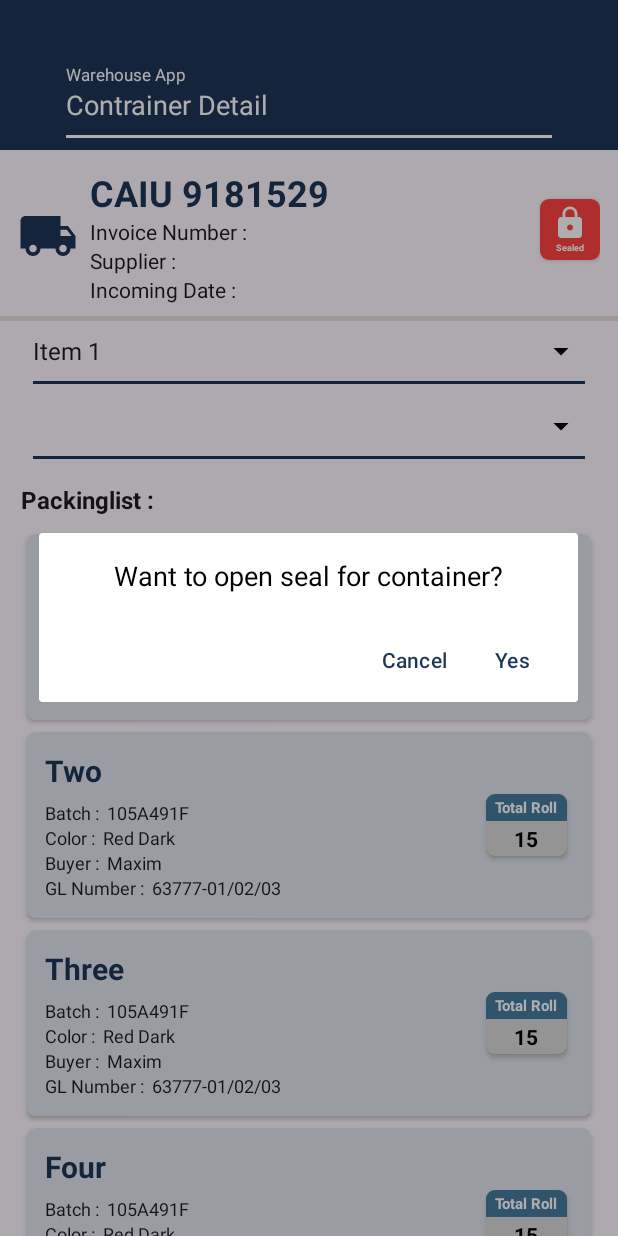
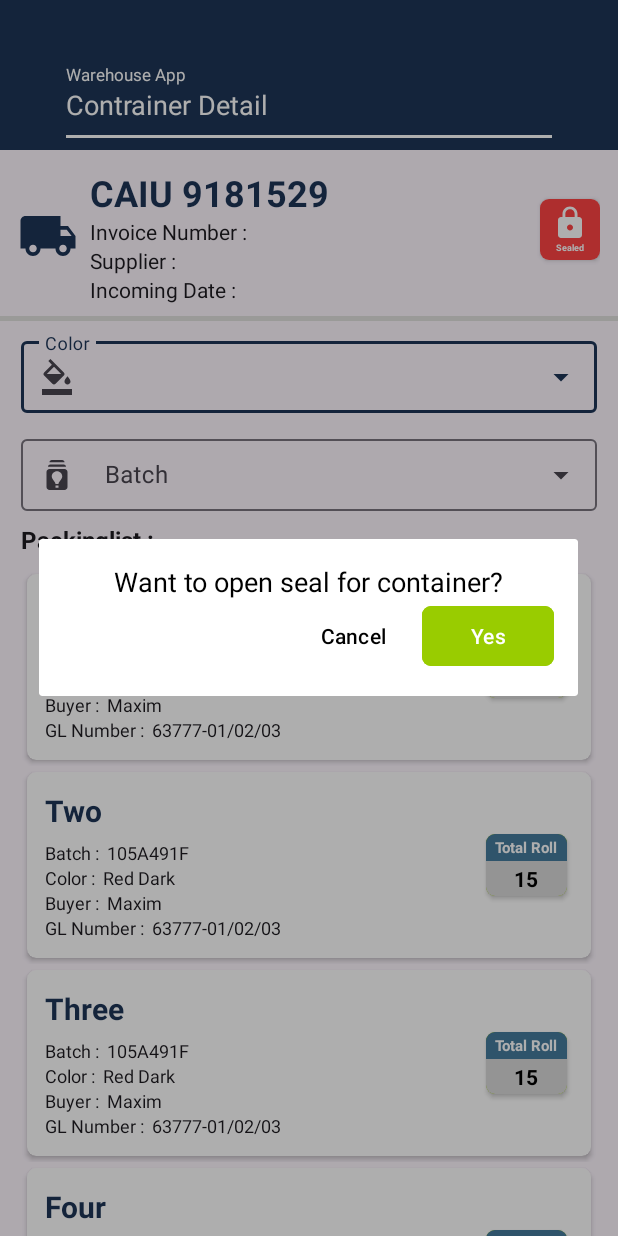
Before and after one commit to van-grafity/warehouse-android-gla, an Android app: the ContainerDetailActivity screen opened directly, with no data from a screen before it, after a tap on "Sealed", on a phone screen of 412 x 824 dp. Run offline under Robolectric (Android 15) with nearby library versions, the phone set to English and light mode, and no system bars; Roboto replaces fonts that are not available here.

Commit message:
custom spinner

```diff
--- a/app/src/main/java/com/app/ivansuhendra/warehousegla/ContainerDetailActivity.java
+++ b/app/src/main/java/com/app/ivansuhendra/warehousegla/ContainerDetailActivity.java
@@ -7,6 +7,7 @@ import android.view.View;
 import android.view.animation.Animation;
 import android.view.animation.AnimationUtils;
 import android.widget.ArrayAdapter;
+import android.widget.Button;
 import android.widget.TextView;
 
 import androidx.appcompat.app.AlertDialog;
@@ -25,6 +26,7 @@ import java.util.List;
 public class ContainerDetailActivity extends AppCompatActivity implements SealActionListener {
     private ActivityContainerDetailBinding binding;
     private PackingListAdapter mAdapter;
+    AlertDialog alertDialog;
 
     @Override
     protected void onCreate(Bundle savedInstanceState) {
@@ -37,14 +39,15 @@ public class ContainerDetailActivity extends AppCompatActivity implements SealAc
         populatePackingList();
 
         List<String> items = new ArrayList<>();
-        items.add("Item 1");
-        items.add("Item 2");
-        items.add("Item 3");
+        items.add("Mountain Spring");
+        items.add("63777-00");
+        items.add("LIGHT HTR GREY");
 
         // Adapter for the spinner
-        ArrayAdapter<String> adapter = new ArrayAdapter<>(this, android.R.layout.simple_spinner_item, items);
+        ArrayAdapter<String> adapter = new ArrayAdapter<>(this, R.layout.dropdown_item, items);
         adapter.setDropDownViewResource(android.R.layout.simple_spinner_dropdown_item);
-        binding.spinner.setAdapter(adapter);
+        binding.completeColor.setAdapter(adapter);
+        binding.completeBatch.setAdapter(adapter);
     }
 
     private void initializeViews() {
@@ -84,26 +87,32 @@ public class ContainerDetailActivity extends AppCompatActivity implements SealAc
     private void showOpenSealConfirmationDialog() {
         AlertDialog.Builder builder = new AlertDialog.Builder(this);
         View dialogView = LayoutInflater.from(this).inflate(R.layout.dialog_open_seal, null);
+
         builder.setView(dialogView);
 
         TextView textMessage = dialogView.findViewById(R.id.text_message);
+        Button btnYes = dialogView.findViewById(R.id.btn_yes);
+        Button btnCancel = dialogView.findViewById(R.id.btn_cancel);
         textMessage.setText(getString(R.string.want_to_open_seal));
 
-        builder.setPositiveButton(R.string.yes, new DialogInterface.OnClickListener() {
-                    public void onClick(DialogInterface dialog, int id) {
-                        onOpenSeal(true);
-                        dialog.dismiss();
-                    }
-                })
-                .setNegativeButton(R.string.cancel, new DialogInterface.OnClickListener() {
-                    public void onClick(DialogInterface dialog, int id) {
-                        onOpenSeal(false);
-                        dialog.dismiss();
-                    }
-                });
+        alertDialog = builder.create(); // Create AlertDialog instance
 
-        AlertDialog dialog = builder.create();
-        dialog.show();
+        btnCancel.setOnClickListener(v -> {
+            dismissDialog();
+        });
+
+        btnYes.setOnClickListener(v -> {
+            onOpenSeal(true);
+           dismissDialog();
+        });
+
+        alertDialog.show(); // Show the dialog
+    }
+
+    private void dismissDialog() {
+        if (alertDialog != null && alertDialog.isShowing()) {
+            alertDialog.dismiss();
+        }
     }
 
     private void handleOpenSealAction(boolean isUnlocking) {
--- /dev/null
+++ b/app/src/main/res/drawable/ic_batch.xml
@@ -0,0 +1,5 @@
+<vector android:height="24dp" android:tint="#008CFF"
+    android:viewportHeight="24" android:viewportWidth="24"
+    android:width="24dp" xmlns:android="http://schemas.android.com/apk/res/android">
+    <path android:fillColor="@android:color/white" android:pathData="M17,8H7c-1.1,0 -2,0.9 -2,2v10c0,1.1 0.9,2 2,2h10c1.1,0 2,-0.9 2,-2V10C19,8.9 18.1,8 17,8zM13,20.5h-2V19h2V20.5zM13,18h-2c0,-1.5 -2.5,-3 -2.5,-5c0,-1.93 1.57,-3.5 3.5,-3.5c1.93,0 3.5,1.57 3.5,3.5C15.5,15 13,16.5 13,18zM18,6.5H6v0C6,5.67 6.67,5 7.5,5h9C17.33,5 18,5.67 18,6.5L18,6.5zM17,3.5H7v0C7,2.67 7.67,2 8.5,2h7C16.33,2 17,2.67 17,3.5L17,3.5z"/>
+</vector>
--- /dev/null
+++ b/app/src/main/res/drawable/ic_color.xml
@@ -0,0 +1,5 @@
+<vector android:height="24dp" android:tint="#008CFF"
+    android:viewportHeight="24" android:viewportWidth="24"
+    android:width="24dp" xmlns:android="http://schemas.android.com/apk/res/android">
+    <path android:fillColor="@android:color/white" android:pathData="M16.56,8.94L7.62,0L6.21,1.41l2.38,2.38L3.44,8.94c-0.59,0.59 -0.59,1.54 0,2.12l5.5,5.5C9.23,16.85 9.62,17 10,17s0.77,-0.15 1.06,-0.44l5.5,-5.5C17.15,10.48 17.15,9.53 16.56,8.94zM5.21,10L10,5.21L14.79,10H5.21zM19,11.5c0,0 -2,2.17 -2,3.5c0,1.1 0.9,2 2,2s2,-0.9 2,-2C21,13.67 19,11.5 19,11.5zM2,20h20v4H2V20z"/>
+</vector>
--- a/app/src/main/res/layout/activity_container_detail.xml
+++ b/app/src/main/res/layout/activity_container_detail.xml
@@ -227,38 +227,43 @@
             android:layout_marginHorizontal="14dp"
             android:orientation="vertical">
 
-            <Spinner
-                android:id="@+id/spinner"
+            <com.google.android.material.textfield.TextInputLayout
+                android:theme="@style/Widget.MaterialComponents.TextInputLayout.OutlinedBox.ExposedDropdownMenu"
                 android:layout_width="match_parent"
-                android:layout_height="wrap_content"
-                android:hint="Remark"
-                android:theme="@style/SpinnerTheme"
-                android:visibility="visible" />
+                android:hint="Color"
+                app:startIconDrawable="@drawable/ic_color"
+                android:layout_height="wrap_content">
 
-            <View
-                android:layout_width="match_parent"
-                android:layout_height="2dp"
-                android:layout_marginHorizontal="8dp"
-                android:layout_marginVertical="8dp"
-                android:background="@color/colorPrimary" />
+                <AutoCompleteTextView
+                    android:id="@+id/complete_color"
+                    android:layout_width="match_parent"
+                    android:layout_height="wrap_content"
+                    android:inputType="none"
+                    android:layout_weight="1"
+                    android:paddingBottom="@dimen/small"
+                    android:paddingTop="@dimen/small"/>
+            </com.google.android.material.textfield.TextInputLayout>
 
             <androidx.legacy.widget.Space
                 android:layout_width="match_parent"
-                android:layout_height="8dp" />
+                android:layout_height="12dp" />
 
-            <Spinner
+            <com.google.android.material.textfield.TextInputLayout
+                android:theme="@style/Widget.MaterialComponents.TextInputLayout.OutlinedBox.ExposedDropdownMenu"
                 android:layout_width="match_parent"
-                android:layout_height="wrap_content"
-                android:hint="Remark"
-                android:theme="@style/SpinnerTheme"
-                android:visibility="visible" />
+                android:hint="Batch"
+                app:startIconDrawable="@drawable/ic_batch"
+                android:layout_height="wrap_content">
 
-            <View
-                android:layout_width="match_parent"
-                android:layout_height="2dp"
-                android:layout_marginHorizontal="8dp"
-                android:layout_marginVertical="8dp"
-                android:background="@color/colorPrimary" />
+                <AutoCompleteTextView
+                    android:id="@+id/complete_batch"
+                    android:layout_width="match_parent"
+                    android:layout_height="wrap_content"
+                    android:inputType="none"
+                    android:layout_weight="1"
+                    android:paddingBottom="@dimen/small"
+                    android:paddingTop="@dimen/small"/>
+            </com.google.android.material.textfield.TextInputLayout>
         </LinearLayout>
 
         <LinearLayout
--- a/app/src/main/res/layout/dialog_open_seal.xml
+++ b/app/src/main/res/layout/dialog_open_seal.xml
@@ -1,5 +1,6 @@
 <?xml version="1.0" encoding="utf-8"?>
 <LinearLayout xmlns:android="http://schemas.android.com/apk/res/android"
+    xmlns:app="http://schemas.android.com/apk/res-auto"
     android:layout_width="match_parent"
     android:layout_height="wrap_content"
     android:orientation="vertical"
@@ -9,9 +10,34 @@
         android:id="@+id/text_message"
         android:layout_width="match_parent"
         android:layout_height="wrap_content"
-        android:text="Want to open seal container?"
-        android:textSize="18sp"
+        android:gravity="center"
+        android:text="@string/want_to_open_seal_for_ncontainer"
         android:textColor="@android:color/black"
-        android:gravity="center"/>
+        android:textSize="18sp" />
+
+    <LinearLayout
+        android:layout_width="match_parent"
+        android:layout_height="wrap_content"
+        android:gravity="right"
+        android:orientation="horizontal">
+
+        <com.google.android.material.button.MaterialButton
+            android:id="@+id/btn_cancel"
+            android:layout_width="wrap_content"
+            android:layout_height="wrap_content"
+            android:backgroundTint="@color/white"
+            android:text="@string/cancel"
+            android:textColor="@color/black"
+            app:cornerRadius="6dp" />
+
+        <Button
+            android:id="@+id/btn_yes"
+            android:layout_width="wrap_content"
+            android:layout_height="wrap_content"
+            android:backgroundTint="@android:color/holo_green_light"
+            android:text="@string/yes"
+            app:cornerRadius="6dp" />
+    </LinearLayout>
+
 
 </LinearLayout>
--- /dev/null
+++ b/app/src/main/res/layout/dropdown_item.xml
@@ -0,0 +1,11 @@
+<?xml version="1.0" encoding="utf-8"?>
+<TextView xmlns:android="http://schemas.android.com/apk/res/android"
+    android:singleLine="true"
+    android:layout_width="match_parent"
+    android:layout_height="wrap_content"
+    android:ellipsize="marquee"
+    android:layout_margin="0dp"
+    android:paddingLeft="@dimen/small"
+    android:paddingRight="@dimen/small"
+    android:paddingTop="@dimen/small"
+    android:paddingBottom="@dimen/small"/>
--- a/app/src/main/res/layout/item_packinglist.xml
+++ b/app/src/main/res/layout/item_packinglist.xml
@@ -20,7 +20,6 @@
         <RelativeLayout
             android:layout_width="match_parent"
             android:layout_height="wrap_content"
-            android:background="#E0E4ED"
             android:orientation="vertical"
             android:padding="12dp">
 
--- a/app/src/main/res/values/strings.xml
+++ b/app/src/main/res/values/strings.xml
@@ -35,4 +35,5 @@
     <string name="invoice_number">Invoice Number :</string>
     <string name="supplier">Supplier :</string>
     <string name="incoming_date">Incoming Date :</string>
+    <string name="want_to_open_seal_for_ncontainer">[Want to open seal for \ncontainer CAIU 9181529?</string>
 </resources>
```
Also changed, not shown: 9 other files.
